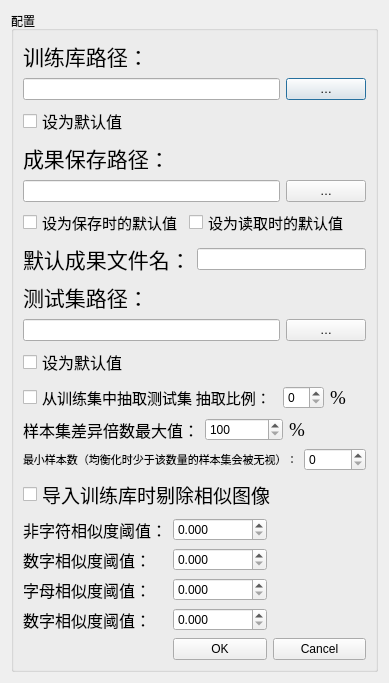
The window that charproperty.ui (969256235/SVMTrainningTool) describes before a commit, drawn with Qt 5.
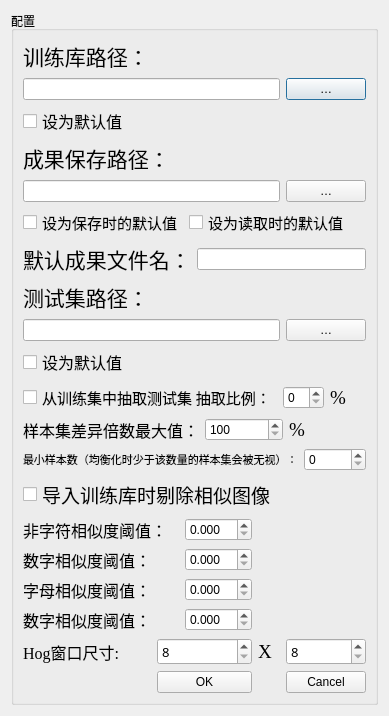
The same window after the commit.

Diff of the .ui file:
```diff
--- a/charproperty.ui
+++ b/charproperty.ui
@@ -7,7 +7,7 @@
     <x>0</x>
     <y>0</y>
     <width>389</width>
-    <height>622</height>
+    <height>651</height>
    </rect>
   </property>
   <property name="windowTitle">
@@ -301,27 +301,60 @@
       </item>
       <item>
        <layout class="QGridLayout" name="gridLayout_5">
-        <item row="6" column="2">
+        <item row="1" column="0" colspan="2">
+         <widget class="QLabel" name="numSimilarity">
+          <property name="font">
+           <font>
+            <family>Times New Roman</family>
+            <pointsize>12</pointsize>
+           </font>
+          </property>
+          <property name="text">
+           <string>数字相似度阈值：</string>
+          </property>
+         </widget>
+        </item>
+        <item row="3" column="0" colspan="2">
+         <widget class="QLabel" name="cncharSimilarity">
+          <property name="font">
+           <font>
+            <family>Times New Roman</family>
+            <pointsize>12</pointsize>
+           </font>
+          </property>
+          <property name="text">
+           <string>数字相似度阈值：</string>
+          </property>
+         </widget>
+        </item>
+        <item row="1" column="3" colspan="3">
+         <widget class="QDoubleSpinBox" name="thresholdForNum">
+          <property name="decimals">
+           <number>3</number>
+          </property>
+          <property name="maximum">
+           <double>1.000000000000000</double>
+          </property>
+          <property name="singleStep">
+           <double>0.010000000000000</double>
+          </property>
+         </widget>
+        </item>
+        <item row="5" column="0" colspan="2">
+         <widget class="QLabel" name="layout">
+          <property name="text">
+           <string/>
+          </property>
+         </widget>
+        </item>
+        <item row="5" column="2" colspan="4">
          <widget class="QPushButton" name="OKButton">
           <property name="text">
            <string>OK</string>
           </property>
          </widget>
         </item>
-        <item row="3" column="0">
-         <widget class="QLabel" name="letterSimilarity">
-          <property name="font">
-           <font>
-            <family>Times New Roman</family>
-            <pointsize>12</pointsize>
-           </font>
-          </property>
-          <property name="text">
-           <string>字母相似度阈值：</string>
-          </property>
-         </widget>
-        </item>
-        <item row="0" column="2">
+        <item row="0" column="3" colspan="3">
          <widget class="QDoubleSpinBox" name="thresholdForNonChar">
           <property name="decimals">
            <number>3</number>
@@ -334,22 +367,41 @@
           </property>
          </widget>
         </item>
-        <item row="6" column="3">
+        <item row="3" column="3" colspan="3">
+         <widget class="QDoubleSpinBox" name="thresholdForCnchar">
+          <property name="decimals">
+           <number>3</number>
+          </property>
+          <property name="maximum">
+           <double>1.000000000000000</double>
+          </property>
+          <property name="singleStep">
+           <double>0.010000000000000</double>
+          </property>
+         </widget>
+        </item>
+        <item row="5" column="7">
          <widget class="QPushButton" name="cancelButton">
           <property name="text">
            <string>Cancel</string>
           </property>
          </widget>
         </item>
-        <item row="6" column="0">
-         <widget class="QLabel" name="layout">
+        <item row="4" column="0" colspan="2">
+         <widget class="QLabel" name="charHogWinSizeLabel">
+          <property name="font">
+           <font>
+            <family>Times New Roman</family>
+            <pointsize>12</pointsize>
+           </font>
+          </property>
           <property name="text">
-           <string/>
+           <string>Hog窗口尺寸:</string>
           </property>
          </widget>
         </item>
-        <item row="1" column="0">
-         <widget class="QLabel" name="numSimilarity">
+        <item row="2" column="0" colspan="2">
+         <widget class="QLabel" name="letterSimilarity">
           <property name="font">
            <font>
             <family>Times New Roman</family>
@@ -357,11 +409,11 @@
            </font>
           </property>
           <property name="text">
-           <string>数字相似度阈值：</string>
+           <string>字母相似度阈值：</string>
           </property>
          </widget>
         </item>
-        <item row="3" column="2">
+        <item row="2" column="3" colspan="3">
          <widget class="QDoubleSpinBox" name="thresholdForLetter">
           <property name="decimals">
            <number>3</number>
@@ -374,7 +426,7 @@
           </property>
          </widget>
         </item>
-        <item row="0" column="0">
+        <item row="0" column="0" colspan="3">
          <widget class="QLabel" name="noncharSimilarity">
           <property name="font">
            <font>
@@ -387,42 +439,54 @@
           </property>
          </widget>
         </item>
-        <item row="1" column="2">
-         <widget class="QDoubleSpinBox" name="thresholdForNum">
-          <property name="decimals">
-           <number>3</number>
+        <item row="4" column="7">
+         <widget class="QSpinBox" name="charHogWinSizeY">
+          <property name="font">
+           <font>
+            <family>ADMUI3Lg</family>
+            <pointsize>10</pointsize>
+           </font>
           </property>
-          <property name="maximum">
-           <double>1.000000000000000</double>
+          <property name="minimum">
+           <number>8</number>
           </property>
-          <property name="singleStep">
-           <double>0.010000000000000</double>
-          </property>
-         </widget>
-        </item>
-        <item row="5" column="2">
-         <widget class="QDoubleSpinBox" name="thresholdForCnchar">
-          <property name="decimals">
-           <number>3</number>
-          </property>
           <property name="maximum">
-           <double>1.000000000000000</double>
+           <number>1024</number>
           </property>
           <property name="singleStep">
-           <double>0.010000000000000</double>
+           <number>8</number>
           </property>
          </widget>
         </item>
-        <item row="5" column="0">
-         <widget class="QLabel" name="cncharSimilarity">
+        <item row="4" column="6">
+         <widget class="QLabel" name="charHogWinSizeMultipleLabel">
           <property name="font">
            <font>
             <family>Times New Roman</family>
-            <pointsize>12</pointsize>
+            <pointsize>14</pointsize>
            </font>
           </property>
           <property name="text">
-           <string>数字相似度阈值：</string>
+           <string>X</string>
+          </property>
+         </widget>
+        </item>
+        <item row="4" column="2" colspan="4">
+         <widget class="QSpinBox" name="charHogWInSizeX">
+          <property name="font">
+           <font>
+            <family>ADMUI3Lg</family>
+            <pointsize>10</pointsize>
+           </font>
+          </property>
+          <property name="minimum">
+           <number>8</number>
+          </property>
+          <property name="maximum">
+           <number>1024</number>
+          </property>
+          <property name="singleStep">
+           <number>8</number>
           </property>
          </widget>
         </item>
```
